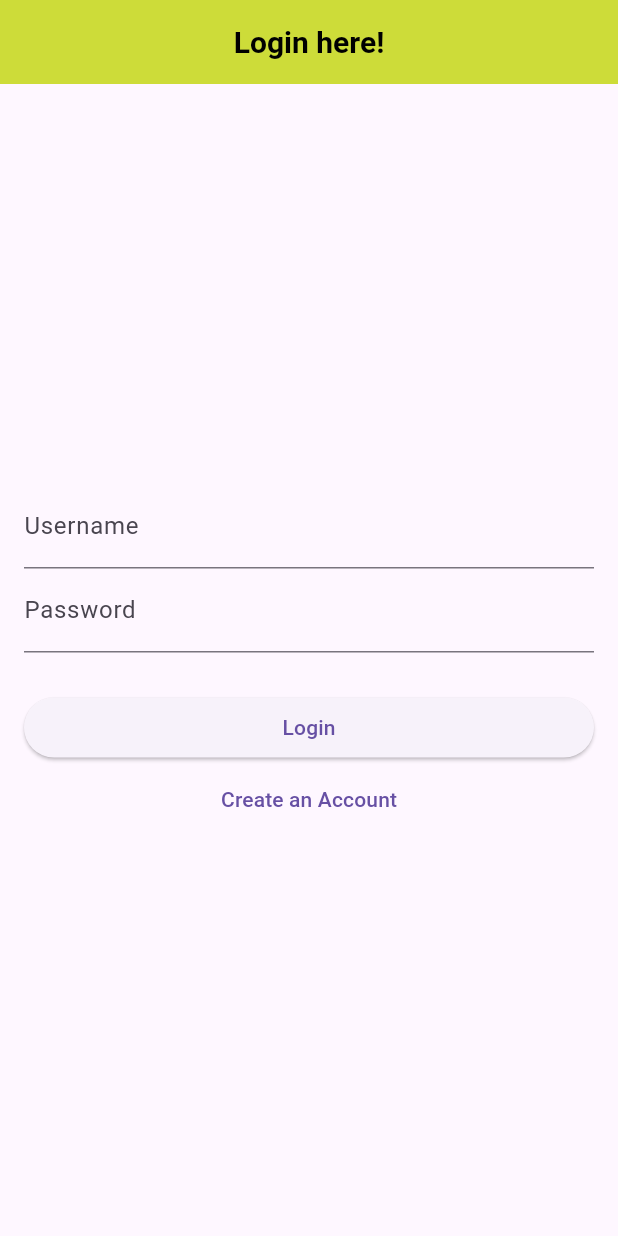
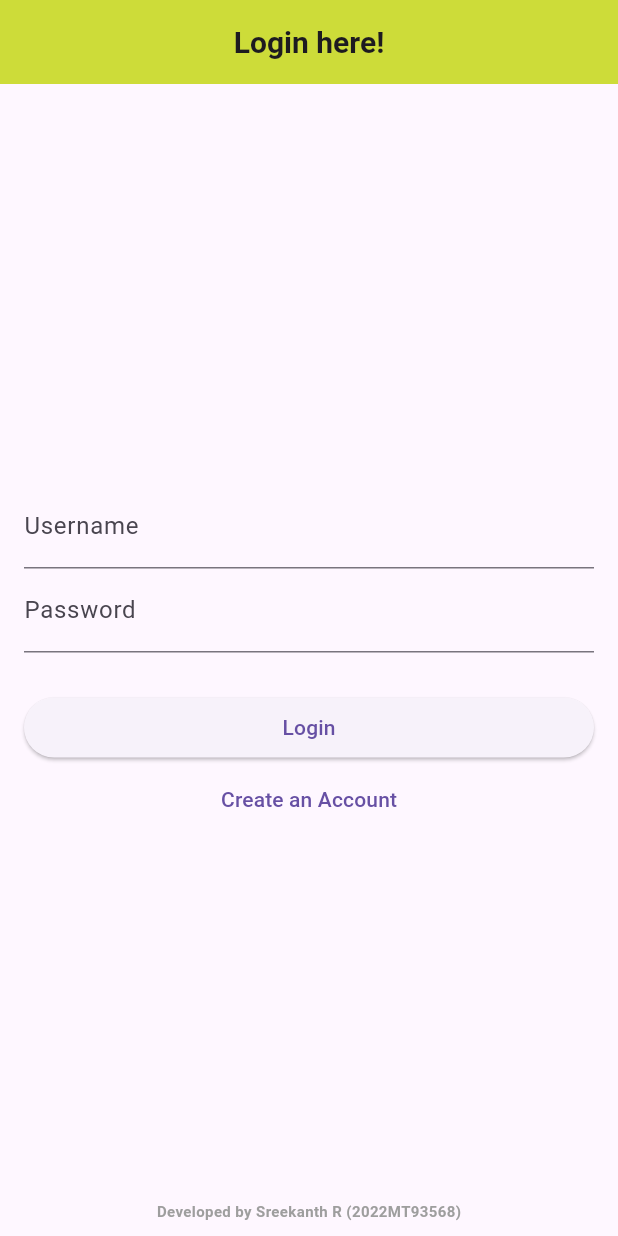
Before and after one commit to sreekanth-rajan/todo_cross_assg, a Flutter app: the screen it shows after launch, on a phone screen of 412 x 824 dp. Run offline on Flutter 3.47's test engine with Material 3 defaults, Android fonts, the phone set to English and light mode, and no system bars; our stand-ins replace parse_server_sdk, parse_server_sdk_flutter.

```diff
--- a/lib/login_page.dart
+++ b/lib/login_page.dart
@@ -12,29 +12,20 @@ class _LoginPageState extends State<LoginPage> {
   final TextEditingController _usernameController = TextEditingController();
   final TextEditingController _passwordController = TextEditingController();
 
-  Future<void> _loginUser() async {
-    try {
-      // final TextEditingController _usernameController = TextEditingController();
-      // final TextEditingController _passwordController = TextEditingController();
-
-      // final user = await ParseUser.login(_usernameController.text, _passwordController.text);
-      // Navigate to home screen or show success message
-      Navigator.pushReplacement(context, MaterialPageRoute(builder: (context) => Home()));
-    } catch (e) {
-      // Handle login errors
-      print('Login Error: $e');
-    }
-  }
-
   @override
   Widget build(BuildContext context) {
     return Scaffold(
-      appBar: AppBar(title: const Text('Login here!',
-      style:
-              TextStyle(fontSize: 20, fontWeight: FontWeight.bold, color: Color.fromARGB(255, 0, 0, 0))),
+      appBar: AppBar(
+        title: const Text(
+          'Login here!',
+          style: TextStyle(fontSize: 20, fontWeight: FontWeight.bold),
+        ),
         backgroundColor: Colors.lime,
-        centerTitle: true),
-        body: Padding(
+        centerTitle: true,
+      ),
+      body: Stack(
+        children: [
+          Padding(
             padding: EdgeInsets.all(16.0),
             child: Column(
               mainAxisAlignment: MainAxisAlignment.center,
@@ -54,7 +45,7 @@ class _LoginPageState extends State<LoginPage> {
                 ),
                 ElevatedButton(
                   onPressed: () => _login(),
-              child: Text('Login')
+                  child: Text('Login'),
                 ),
                 TextButton(
                   onPressed: () {
@@ -65,6 +56,23 @@ class _LoginPageState extends State<LoginPage> {
                 ),
               ],
             ),
+          ),
+          Positioned(
+            left: 0,
+            right: 0,
+            bottom: 10,
+            child: Center(
+              child: Text(
+                'Developed by Sreekanth R (2022MT93568)',
+                style: TextStyle(
+                  fontSize: 10,
+                  fontWeight: FontWeight.bold,
+                  color: Colors.grey,
+                ),
+              ),
+            ),
+          ),
+        ],
       ),
     );
   }
--- a/lib/register_page.dart
+++ b/lib/register_page.dart
@@ -1,6 +1,7 @@
 import 'package:flutter/material.dart';
 import 'package:parse_server_sdk/parse_server_sdk.dart';
 import 'package:todo_cross_assg/main.dart';
+import 'package:todo_cross_assg/login_page.dart';
 class RegisterPage extends StatefulWidget {
   @override
   _RegisterPageState createState() => _RegisterPageState();
@@ -74,7 +75,7 @@ class _RegisterPageState extends State<RegisterPage> {
             TextButton(
               onPressed: () {
                 Navigator.of(context).pop();
-                Navigator.pushReplacement(context, MaterialPageRoute(builder: (context) => Home())); // Navigate to login page
+                Navigator.pushReplacement(context, MaterialPageRoute(builder: (context) => LoginPage())); // Navigate to login page
               },
               child: Text("OK"),
             ),
```
Lines whose indentation alone changed are shown as unchanged.
